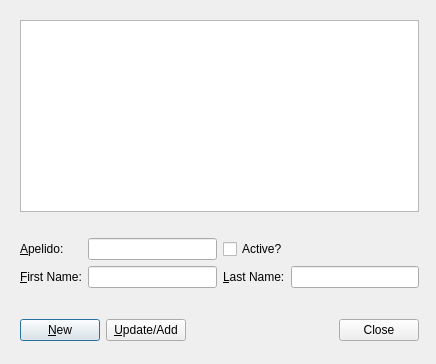
First picture: the form in students.ui, repository Furao/Class-Attendance, before the edit.
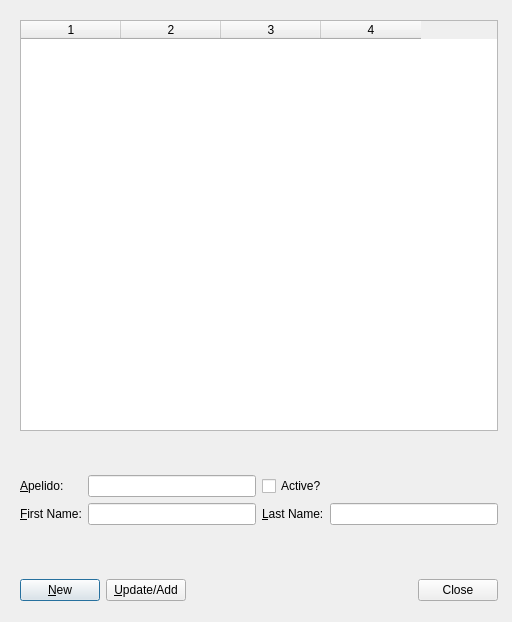
Second picture: the form after the edit.

Commit message: Added update functionality for already existing student

```diff
--- a/students.ui
+++ b/students.ui
@@ -6,37 +6,72 @@
    <rect>
     <x>0</x>
     <y>0</y>
-    <width>436</width>
-    <height>364</height>
+    <width>512</width>
+    <height>622</height>
    </rect>
   </property>
   <property name="windowTitle">
    <string>Students</string>
   </property>
-  <widget class="QWidget" name="">
+  <widget class="QWidget" name="layoutWidget">
    <property name="geometry">
     <rect>
      <x>20</x>
      <y>20</y>
-     <width>399</width>
-     <height>321</height>
+     <width>478</width>
+     <height>581</height>
     </rect>
    </property>
    <layout class="QVBoxLayout" name="verticalLayout_2">
     <item>
      <layout class="QVBoxLayout" name="verticalLayout">
       <item>
-       <widget class="QTableView" name="studentTableView"/>
+       <widget class="QTableWidget" name="studentTableWidget">
+        <property name="enabled">
+         <bool>true</bool>
+        </property>
+        <property name="cursor" stdset="0">
+         <cursorShape>ArrowCursor</cursorShape>
+        </property>
+        <property name="editTriggers">
+         <set>QAbstractItemView::NoEditTriggers</set>
+        </property>
+        <property name="alternatingRowColors">
+         <bool>true</bool>
+        </property>
+        <property name="selectionMode">
+         <enum>QAbstractItemView::SingleSelection</enum>
+        </property>
+        <property name="selectionBehavior">
+         <enum>QAbstractItemView::SelectRows</enum>
+        </property>
+        <property name="columnCount">
+         <number>4</number>
+        </property>
+        <attribute name="horizontalHeaderVisible">
+         <bool>true</bool>
+        </attribute>
+        <attribute name="verticalHeaderVisible">
+         <bool>false</bool>
+        </attribute>
+        <column/>
+        <column/>
+        <column/>
+        <column/>
+       </widget>
       </item>
       <item>
-       <spacer name="verticalSpacer">
+       <spacer name="verticalSpacer_2">
         <property name="orientation">
          <enum>Qt::Vertical</enum>
         </property>
+        <property name="sizeType">
+         <enum>QSizePolicy::Fixed</enum>
+        </property>
         <property name="sizeHint" stdset="0">
          <size>
-          <width>392</width>
-          <height>20</height>
+          <width>474</width>
+          <height>38</height>
          </size>
         </property>
        </spacer>
@@ -97,14 +132,17 @@
      </layout>
     </item>
     <item>
-     <spacer name="verticalSpacer_2">
+     <spacer name="verticalSpacer">
       <property name="orientation">
        <enum>Qt::Vertical</enum>
       </property>
+      <property name="sizeType">
+       <enum>QSizePolicy::Fixed</enum>
+      </property>
       <property name="sizeHint" stdset="0">
        <size>
-        <width>20</width>
-        <height>15</height>
+        <width>474</width>
+        <height>48</height>
        </size>
       </property>
      </spacer>
```
Left out of the diff: 1 changed line with no effect on the pictures. The commit also changes 2 other files.
